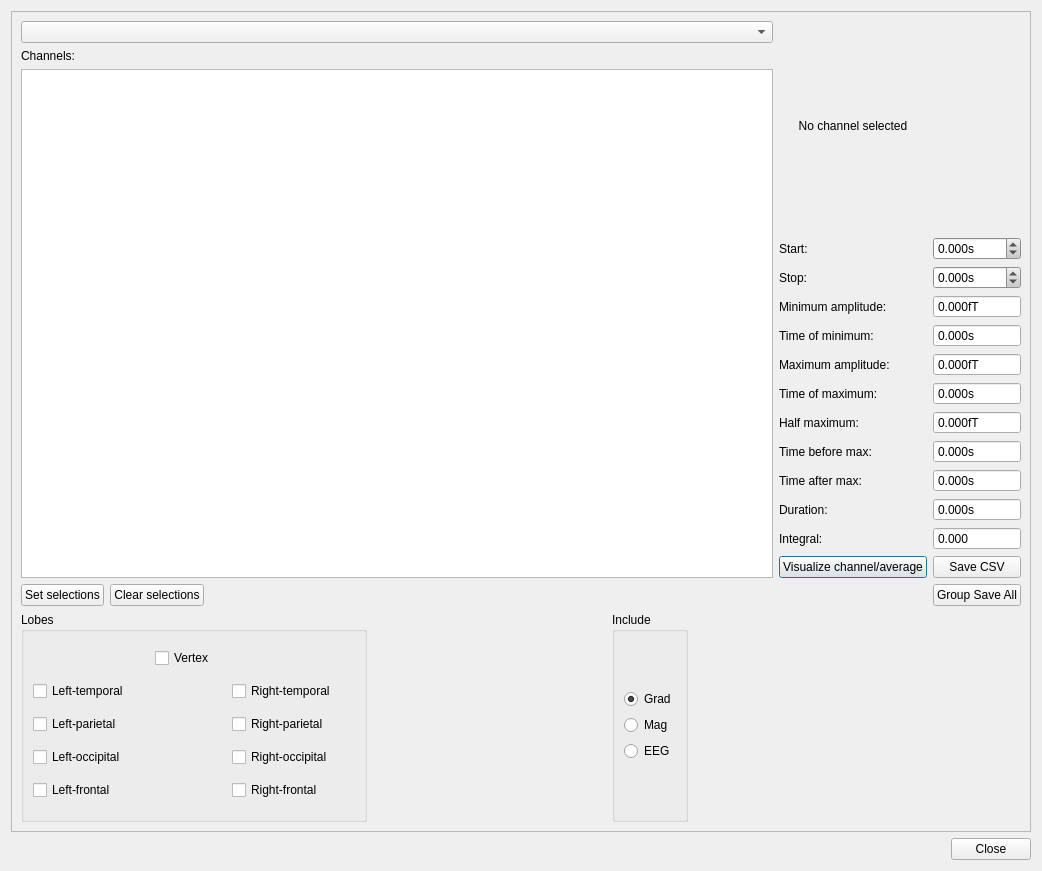
This is qt4Designer_ui_files/evokedStatsDialogUi.ui in cibr-jyu/meggie as Qt 5 draws it before an edit. The edited form follows.
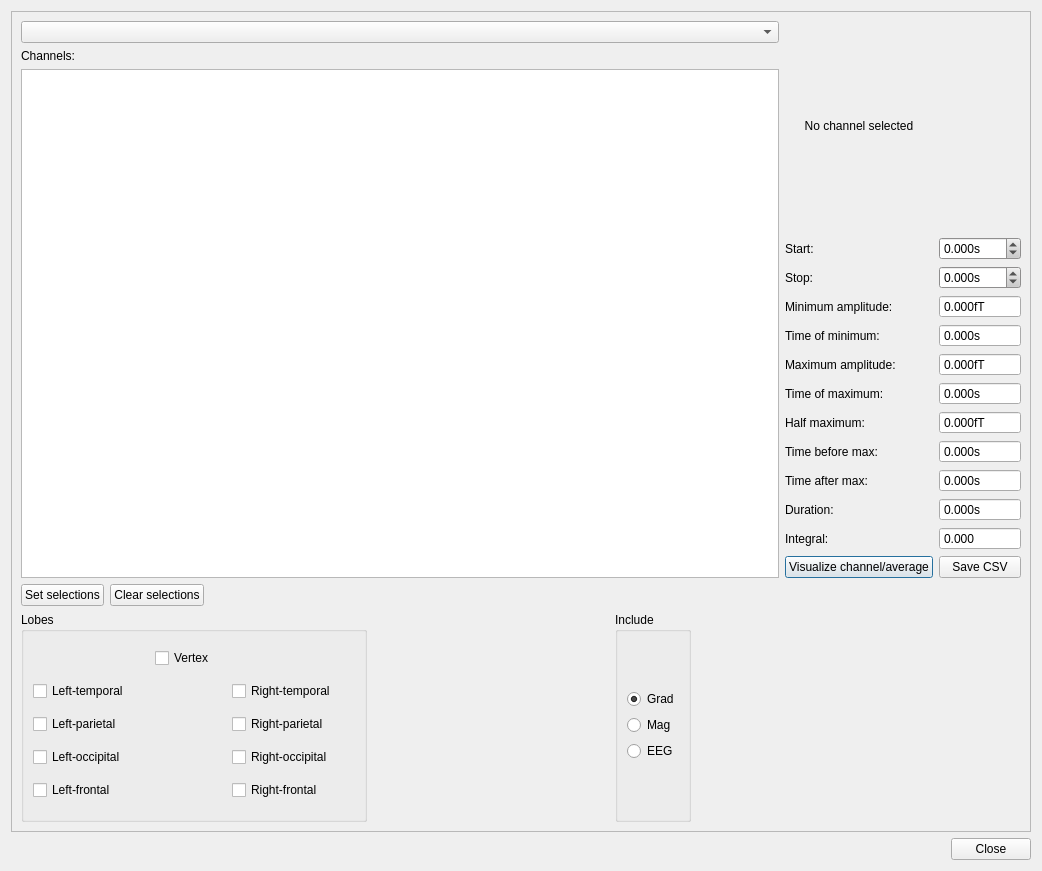
This is the edited form.

Commit message: Make changes in averaging tab including stats dialog

The edit to the form file:
```diff
--- a/qt4Designer_ui_files/evokedStatsDialogUi.ui
+++ b/qt4Designer_ui_files/evokedStatsDialogUi.ui
@@ -1632,13 +1632,6 @@
          </property>
         </widget>
        </item>
-       <item row="13" column="2">
-        <widget class="QPushButton" name="pushButtonGroupSaveCSV">
-         <property name="text">
-          <string>Group Save All</string>
-         </property>
-        </widget>
-       </item>
       </layout>
      </widget>
     </widget>
```
Left out of the diff: 20 changed lines with no effect on the pictures. The commit also changes 7 other files.
